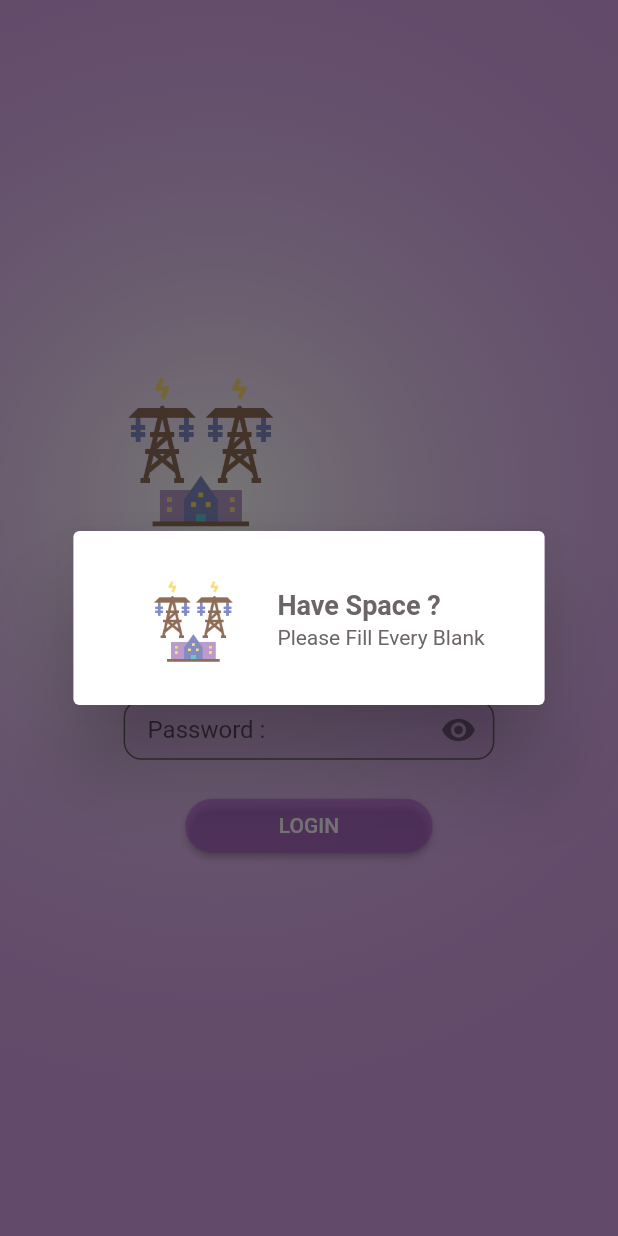
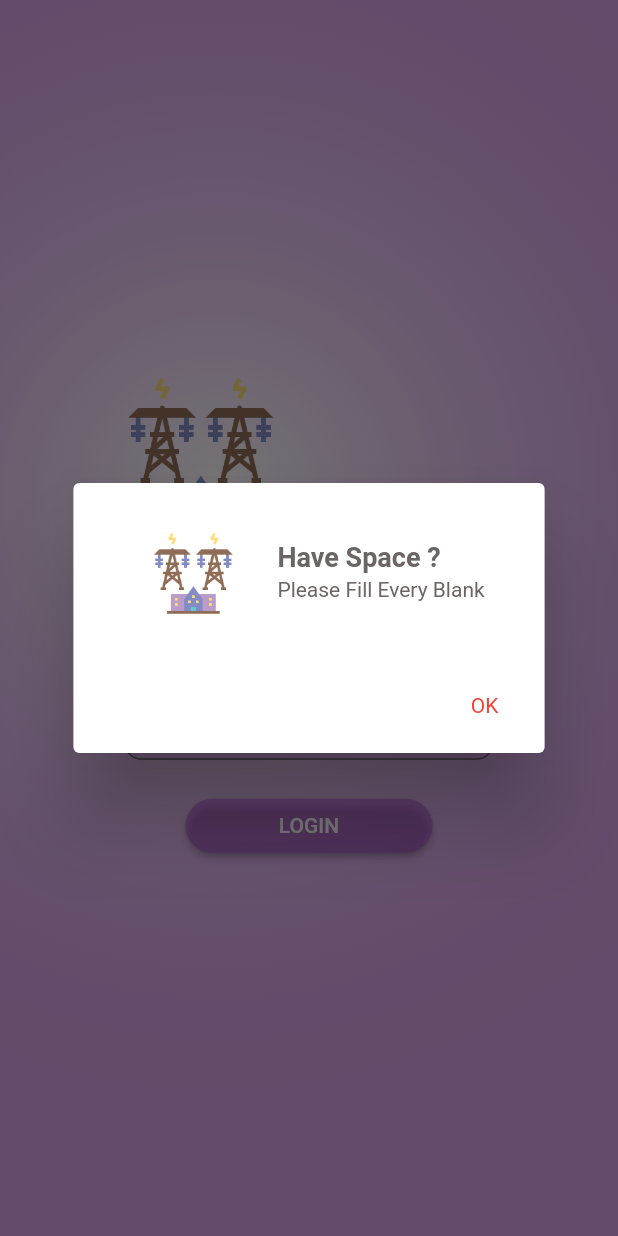
Before and after one commit to Toomtam14/bannasornpea, a Flutter app: the screen it shows after launch, after a tap on "LOGIN", on a phone screen of 412 x 824 dp. Run offline on Flutter 3.47's test engine with Material 2 defaults, Android fonts, the phone set to English and light mode, and no system bars; our stand-ins replace dio, google_fonts; Roboto replaces fonts that are missing (Athiti).

Commit message:
before launch day 3

```diff
--- /dev/null
+++ b/lib/models/user_model.dart
@@ -0,0 +1,42 @@
+import 'dart:convert';
+
+// ignore_for_file: public_member_api_docs, sort_constructors_first
+class UserModel {
+  final String id;
+  final String name;
+  final String user;
+  final String password;
+  final String position;
+
+  UserModel({
+    required this.id,
+    required this.name,
+    required this.user,
+    required this.password,
+    required this.position,
+  });
+
+  Map<String, dynamic> toMap() {
+    return <String, dynamic>{
+      'id': id,
+      'name': name,
+      'user': user,
+      'password': password,
+      'position': position,
+    };
+  }
+
+  factory UserModel.fromMap(Map<String, dynamic> map) {
+    return UserModel(
+      id: map['id'] as String,
+      name: map['name'] as String,
+      user: map['user'] as String,
+      password: map['password'] as String,
+      position: map['position'] as String,
+    );
+  }
+
+  String toJson() => json.encode(toMap());
+
+  factory UserModel.fromJson(String source) => UserModel.fromMap(json.decode(source) as Map<String, dynamic>);
+}
--- a/lib/utility/my_constant.dart
+++ b/lib/utility/my_constant.dart
@@ -45,4 +45,13 @@ class MyConstant {
       fontWeight: FontWeight.normal,
     ));
   }
+
+  TextStyle h3ActiveStyle() {
+    return GoogleFonts.athiti(
+        textStyle: TextStyle(
+      fontSize: 14,
+      color: active,
+      fontWeight: FontWeight.normal,
+    ));
+  }
 }
--- /dev/null
+++ b/lib/widgets/show_text_button.dart
@@ -0,0 +1,24 @@
+// ignore_for_file: public_member_api_docs, sort_constructors_first
+import 'package:bannasornpea/utility/my_constant.dart';
+import 'package:bannasornpea/widgets/show_text.dart';
+import 'package:flutter/material.dart';
+
+class ShowTextButton extends StatelessWidget {
+  final String label;
+  final Function() pressFunc;
+  const ShowTextButton({
+    Key? key,
+    required this.label,
+    required this.pressFunc,
+  }) : super(key: key);
+
+  @override
+  Widget build(BuildContext context) {
+    return TextButton(
+        onPressed: pressFunc,
+        child: ShowText(
+          text: label,
+          textStyle: MyConstant().h3ActiveStyle(),
+        ));
+  }
+}
--- a/pubspec.yaml
+++ b/pubspec.yaml
@@ -35,6 +35,7 @@ dependencies:
   # Use with the CupertinoIcons class for iOS style icons.
   cupertino_icons: ^1.0.2
   google_fonts: ^3.0.1
+  dio: ^4.0.6
 
 dev_dependencies:
   flutter_test:
```
Also changed, not shown: lib/main.dart (+13 -0 lines), lib/states/authen.dart (+38 -0 lines), lib/utility/my_dialog.dart (+9 -0 lines), pubspec.lock.
